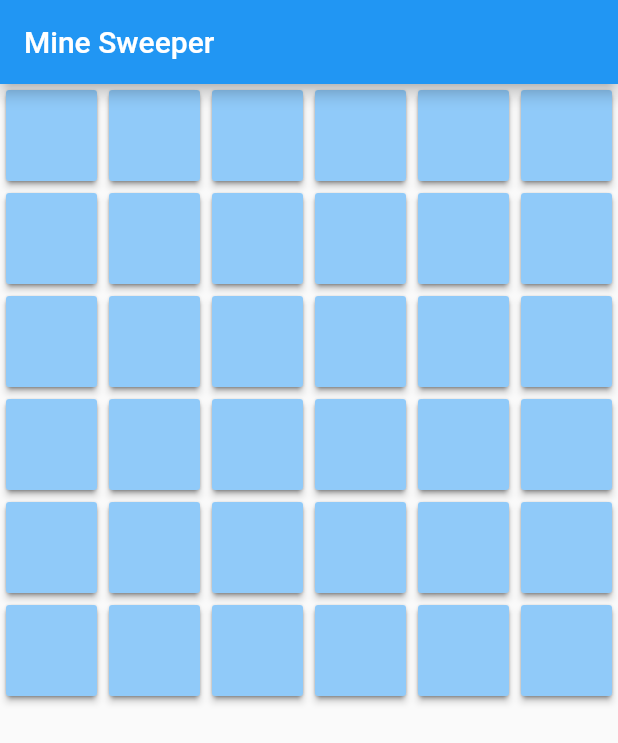
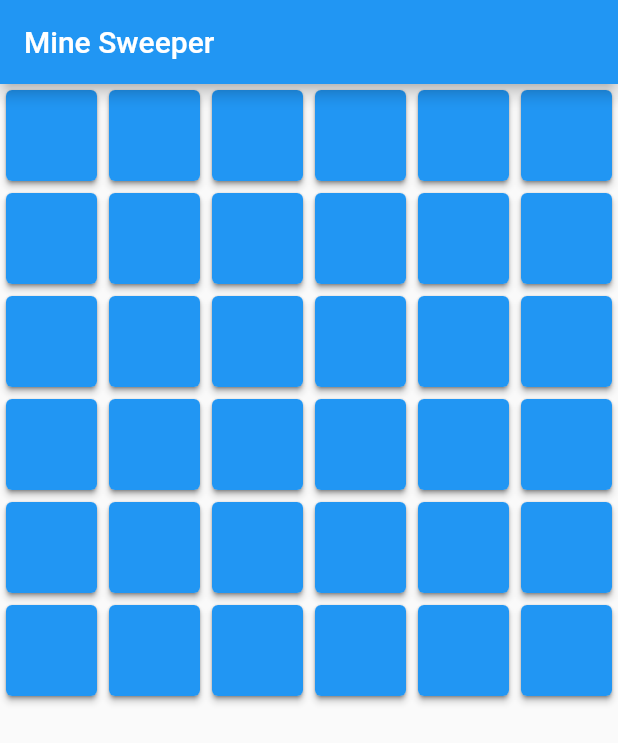
Before and after one commit to micedreams/minesweeper, a Flutter app: the screen it shows after launch, on a phone screen of 412 x 824 dp. Shown: the top 743 px of the screen. Run offline on Flutter 3.47's test engine with Material 2 defaults, Android fonts, the phone set to English and light mode, and no system bars.

Commit message:
initial fix

```diff
--- a/lib/home.dart
+++ /dev/null
@@ -1,122 +0,0 @@
-import 'package:flutter/material.dart';
-import 'dart:math';
-
-class Home extends StatefulWidget {
-  static const routeName = '/Home';
-
-  @override
-  State<StatefulWidget> createState() => new _HomeState();
-}
-
-class _HomeState extends State<Home> {
-  String reset = "reset";
-  int numOfMines = 5;
-  int rows = 6;
-  int total;
-  int count;
-  var rng = new Random();
-  var str = new List(1000);
-  var arr = new List(1000);
-
-  @override
-  void initState() {
-    total = rows * rows;
-    for (var i = 0; i < total; i++) {
-      arr[i] = "";
-      str[i] = "";
-    }
-    super.initState();
-  }
-
-  int bombs(value, i) {
-    if (value >= 0 && value < total && arr[value] == "X") {
-      if (value % rows == 0 && value == (i - (rows - 1)) ||
-          value % rows == 0 && value == (i + (rows + 1)) ||
-          value % rows == 0 && value == (i + 1) ||
-          value % rows == (rows - 1) && value == (i - (rows + 1)) ||
-          value % rows == (rows - 1) && value == (i + (rows - 1)) ||
-          value % rows == (rows - 1) && value == (i - 1)) {
-        count = 0;
-      } else {
-        count = 1;
-      }
-    } else {
-      count = 0;
-    }
-    return count;
-  }
-
-  calculatecount(i) {
-    int count = 0;
-    count += bombs(i + (1), i);
-    count += bombs(i + (rows + 1), i);
-    count += bombs(i + (rows - 1), i);
-    count += bombs(i + (rows), i);
-    count += bombs(i - (1), i);
-    count += bombs(i - (rows + 1), i);
-    count += bombs(i - (rows - 1), i);
-    count += bombs(i - (rows), i);
-    return count;
-  }
-
-  String show(index) {
-    setState(() {});
-    str[index] = arr[index];
-    return str[index];
-  }
-
-  checkstatus(value) {
-    if (value == "X") {
-      for (var i = 0; i < total; i++) {
-        str[i] = arr[i];
-      }
-    }
-  }
-
-  @override
-  Widget build(context) {
-    for (var i = 0; i < numOfMines; i++) {
-      var rando = rng.nextInt(total);
-      if (arr[rando] == "" && arr[rando] != "X") {
-        arr[rando] = "X";
-      }
-    }
-
-    for (var i = 0; i < total; i++) {
-      if (arr[i] != "X") {
-        count = calculatecount(i);
-        arr[i] = "$count";
-      }
-    }
-
-    return new Scaffold(
-      appBar: new AppBar(
-        title: new Text("Mine Sweeper"),
-      ),
-      body: new Container(
-          child: GridView.count(
-        crossAxisCount: rows,
-        children: List.generate(total, (index) {
-          return new GridTile(
-            child: new Card(
-                color: Colors.blue.shade200,
-                child: RaisedButton(
-                  color: Colors.blue.shade200,
-                  onPressed: () {
-                    show(index);
-                    checkstatus(str[index]);
-                  },
-                  onLongPress: () {
-                    Navigator.of(context).pop();
-                    Navigator.of(context).pushNamed(Home.routeName);
-                  },
-                  child: Center(
-                    child: Text(str[index]),
-                  ),
-                )),
-          );
-        }),
-      )),
-    );
-  }
-}
--- a/lib/main.dart
+++ b/lib/main.dart
@@ -1,6 +1,6 @@
 import 'package:flutter/material.dart';
 
-import 'home.dart';
+import 'mine_sweeper.dart';
 
 
 void main() async {
@@ -12,10 +12,7 @@ class MyApp extends StatelessWidget {
   Widget build(BuildContext context) {
     return MaterialApp(
       title: "Mine Sweeper",
-      home: Home(),
-      routes: {
-        Home.routeName: (ctx) => Home(),
-      },
+      home: MineSweeper(),
     );
   }
 }
--- /dev/null
+++ b/lib/mine_sweeper.dart
@@ -0,0 +1,46 @@
+import 'package:flutter/material.dart';
+import 'package:mine_sweeper/mine_sweeper_functions.dart';
+
+class MineSweeper extends StatefulWidget {
+  static const routeName = '/Home';
+
+  @override
+  State<StatefulWidget> createState() => new _MineSweeperState();
+}
+
+class _MineSweeperState extends State<MineSweeper> {
+  MineSweeperFunctions mineSweeper = MineSweeperFunctions();
+  var str = List.filled(36, "", growable: false);
+
+  @override
+  void initState() {
+    mineSweeper.assignBombs();
+    super.initState();
+  }
+
+  @override
+  Widget build(context) {
+    return new Scaffold(
+      appBar: new AppBar(
+        title: new Text("Mine Sweeper"),
+      ),
+      body: GridView.count(
+        crossAxisCount: 6,
+        children: List.generate(36, (index) {
+          return new Card(
+              child: ElevatedButton(
+            onPressed: () => setState(() {
+              str = mineSweeper.show(index);
+            }),
+            onLongPress: () => setState(() {
+              str = mineSweeper.dispose();
+            }),
+            child: Center(
+              child: Text(str[index]),
+            ),
+          ));
+        }),
+      ),
+    );
+  }
+}
```
Also changed, not shown: lib/mine_sweeper_functions.dart (added, +82 -0 lines), pubspec.lock, 4 other files.
